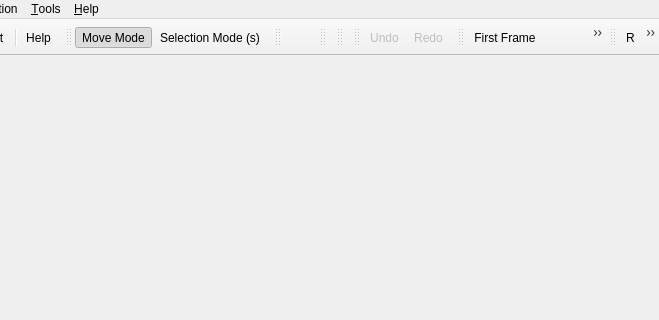
This is Applications/Client/MainWindow.ui in wildmichael/ParaView3-enhancements-old as Qt 5 draws it before an edit; both pictures show x 261 to 920 and y 0 to 320 of the 920 by 690 pixel window. The edited form follows.
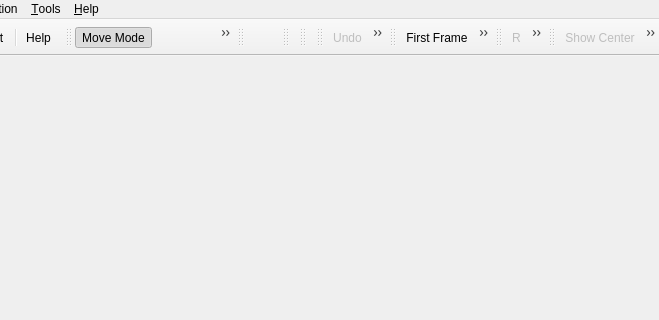
This is the edited form. Icons and pictures are not drawn.

Commit message: BUG: Fixes Bug #4096. Added toolbar buttons to reset center of rotation to center of dataset and to toggle center axes visibility.

Patch:
```diff
--- a/Applications/Client/MainWindow.ui
+++ b/Applications/Client/MainWindow.ui
@@ -386,6 +386,19 @@
    <addaction name="actionPositiveZ" />
    <addaction name="actionNegativeZ" />
   </widget>
+  <widget class="QToolBar" name="axesToolbar" >
+   <property name="enabled" >
+    <bool>true</bool>
+   </property>
+   <property name="orientation" >
+    <enum>Qt::Horizontal</enum>
+   </property>
+   <attribute name="toolBarArea" >
+    <number>4</number>
+   </attribute>
+   <addaction name="actionShowCenterAxes" />
+   <addaction name="actionResetCenter" />
+  </widget>
   <action name="actionFileOpen" >
    <property name="icon" >
     <iconset resource="../../Qt/Components/Resources/pqComponents.qrc" >:/pqWidgets/Icons/pqOpen22.png</iconset>
@@ -678,6 +691,9 @@
    </property>
   </action>
   <action name="actionResetCamera" >
+   <property name="enabled" >
+    <bool>false</bool>
+   </property>
    <property name="text" >
     <string>R</string>
    </property>
@@ -816,6 +832,31 @@
     <string>Table View</string>
    </property>
   </action>
+  <action name="actionShowCenterAxes" >
+   <property name="checkable" >
+    <bool>true</bool>
+   </property>
+   <property name="enabled" >
+    <bool>false</bool>
+   </property>
+   <property name="icon" >
+    <iconset resource="../../Qt/Components/Resources/pqComponents.qrc" >:/pqWidgets/Icons/pqShowCenterAxes32.png</iconset>
+   </property>
+   <property name="text" >
+    <string>Show Center</string>
+   </property>
+  </action>
+  <action name="actionResetCenter" >
+   <property name="enabled" >
+    <bool>false</bool>
+   </property>
+   <property name="icon" >
+    <iconset resource="../../Qt/Components/Resources/pqComponents.qrc" >:/pqWidgets/Icons/pqResetCenter32.png</iconset>
+   </property>
+   <property name="text" >
+    <string>Reset Center</string>
+   </property>
+  </action>
  </widget>
  <pixmapfunction></pixmapfunction>
  <resources>
```
Left out of the diff: 26 changed lines with no effect on the pictures. The commit also changes 9 other files.
